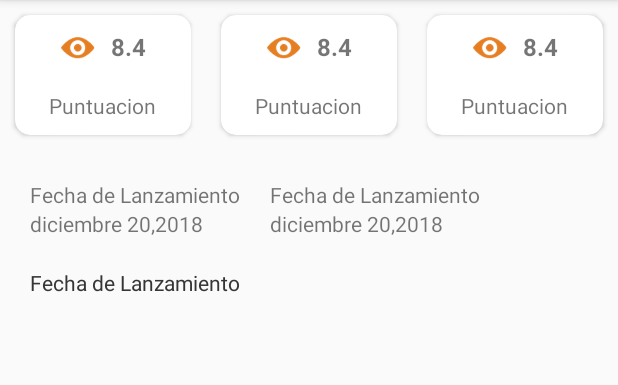
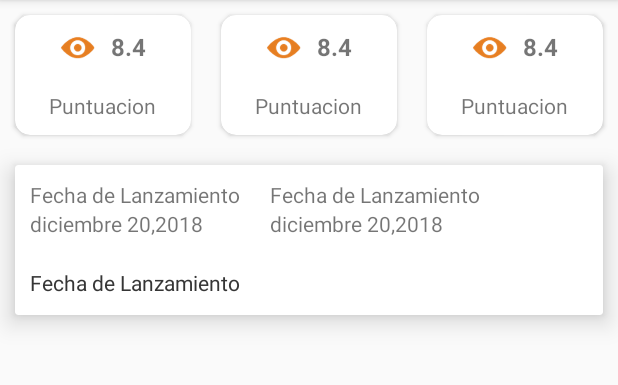
Before and after one commit to carlosgibarra82/ParcialCarlosIbarrai077117, an Android app: the screen it shows after launch (MainActivity), on a phone screen of 412 x 824 dp, the part 84-469 px from its top. Run offline under Robolectric (Android 15) with nearby library versions, the phone set to English and light mode, and no system bars.

```diff
--- a/app/src/main/res/layout/cardviewcentral.xml
+++ b/app/src/main/res/layout/cardviewcentral.xml
@@ -1,9 +1,9 @@
 <?xml version="1.0" encoding="utf-8"?>
-<android.support.constraint.ConstraintLayout
+<android.support.v7.widget.CardView
     xmlns:android="http://schemas.android.com/apk/res/android"
+    xmlns:app="http://schemas.android.com/apk/res-auto"
     android:layout_width="match_parent"
     android:layout_height="100dp"
-    xmlns:app="http://schemas.android.com/apk/res-auto"
     android:layout_margin="10dp"
     app:cardElevation="10dp">
 
@@ -91,4 +91,4 @@
 
     </RelativeLayout>
 
-</android.support.constraint.ConstraintLayout>
+</android.support.v7.widget.CardView>
```
